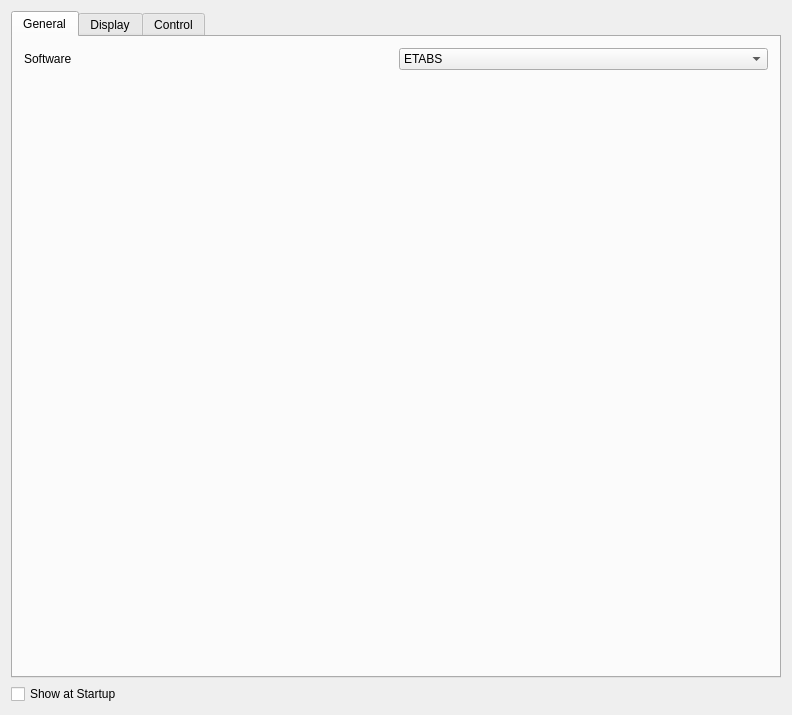
Before: the Qt Designer form widgets/preferences-civiltools_visual.ui in ebrahimraeyat/civilTools, drawn with Qt 5.
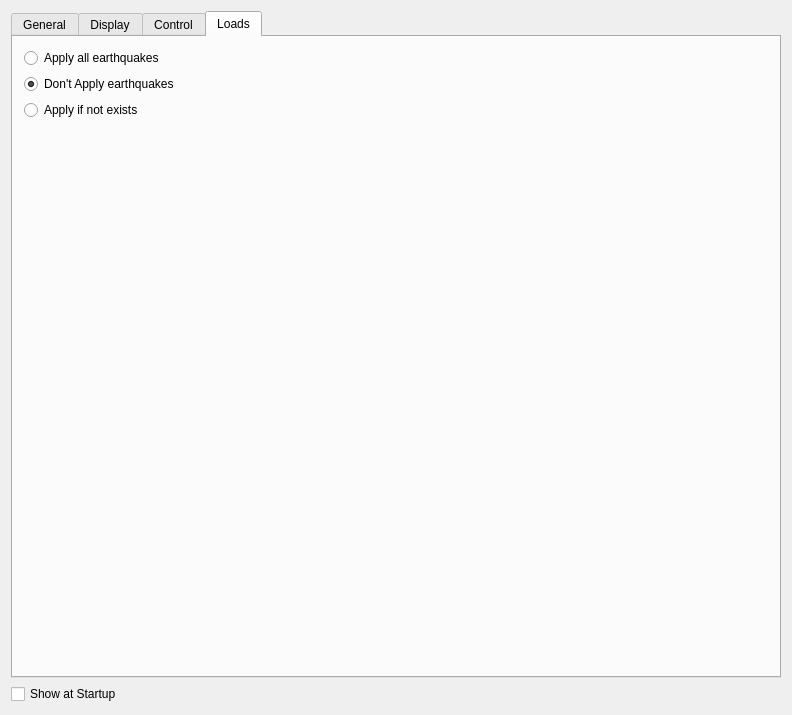
After: the same form once the commit is applied. The open tabs and pages were chosen to show the change. Icons and pictures are not drawn. Custom widgets are drawn as their Qt base class.

Commit message: Add preferences for apply earthquakes

Patch:
```diff
--- a/widgets/preferences-civiltools_visual.ui
+++ b/widgets/preferences-civiltools_visual.ui
@@ -729,6 +729,117 @@
        </item>
       </layout>
      </widget>
+     <widget class="QWidget" name="tab_3">
+      <attribute name="title">
+       <string>Loads</string>
+      </attribute>
+      <layout class="QVBoxLayout" name="verticalLayout_6">
+       <item>
+        <layout class="QVBoxLayout" name="verticalLayout_5">
+         <item>
+          <widget class="Gui::PrefRadioButton" name="apply_all_earthquakes">
+           <property name="font">
+            <font>
+             <weight>50</weight>
+             <bold>false</bold>
+            </font>
+           </property>
+           <property name="accessibleDescription">
+            <string>sdfsdfsdfds</string>
+           </property>
+           <property name="text">
+            <string>Apply all earthquakes</string>
+           </property>
+           <property name="icon">
+            <iconset resource="../civiltools.qrc">
+             <normaloff>:/civiltools/images/tick.svg</normaloff>:/civiltools/images/tick.svg</iconset>
+           </property>
+           <property name="checked">
+            <bool>false</bool>
+           </property>
+           <property name="prefEntry" stdset="0">
+            <cstring>apply_all_earthquakes</cstring>
+           </property>
+           <property name="prefPath" stdset="0">
+            <cstring>Mod/civilTools/loads</cstring>
+           </property>
+          </widget>
+         </item>
+         <item>
+          <widget class="Gui::PrefRadioButton" name="dont_update_earthquakes">
+           <property name="font">
+            <font>
+             <weight>50</weight>
+             <bold>false</bold>
+            </font>
+           </property>
+           <property name="accessibleDescription">
+            <string>sdfsdfsdfds</string>
+           </property>
+           <property name="text">
+            <string>Don't Apply earthquakes</string>
+           </property>
+           <property name="icon">
+            <iconset resource="../civiltools.qrc">
+             <normaloff>:/civiltools/images/cancel.svg</normaloff>:/civiltools/images/cancel.svg</iconset>
+           </property>
+           <property name="checked">
+            <bool>true</bool>
+           </property>
+           <property name="prefEntry" stdset="0">
+            <cstring>dont_update_earthquakes</cstring>
+           </property>
+           <property name="prefPath" stdset="0">
+            <cstring>Mod/civilTools/loads</cstring>
+           </property>
+          </widget>
+         </item>
+         <item>
+          <widget class="Gui::PrefRadioButton" name="update_earthquakes_if_not_exists">
+           <property name="font">
+            <font>
+             <weight>50</weight>
+             <bold>false</bold>
+            </font>
+           </property>
+           <property name="accessibleDescription">
+            <string>sdfsdfsdfds</string>
+           </property>
+           <property name="text">
+            <string>Apply if not exists</string>
+           </property>
+           <property name="icon">
+            <iconset resource="../civiltools.qrc">
+             <normaloff>:/civiltools/images/tick.svg</normaloff>:/civiltools/images/tick.svg</iconset>
+           </property>
+           <property name="checked">
+            <bool>false</bool>
+           </property>
+           <property name="prefEntry" stdset="0">
+            <cstring>update_earthquakes_if_not_exists</cstring>
+           </property>
+           <property name="prefPath" stdset="0">
+            <cstring>Mod/civilTools/loads</cstring>
+           </property>
+          </widget>
+         </item>
+        </layout>
+       </item>
+       <item>
+        <spacer name="verticalSpacer_4">
+         <property name="orientation">
+          <enum>Qt::Vertical</enum>
+         </property>
+         <property name="sizeHint" stdset="0">
+          <size>
+           <width>20</width>
+           <height>40</height>
+          </size>
+         </property>
+        </spacer>
+       </item>
+      </layout>
+     </widget>
     </widget>
    </item>
    <item>
@@ -777,6 +888,11 @@
    <extends>QDoubleSpinBox</extends>
    <header>Gui/PrefWidgets.h</header>
   </customwidget>
+  <customwidget>
+   <class>Gui::PrefRadioButton</class>
+   <extends>QRadioButton</extends>
+   <header>Gui/PrefWidgets.h</header>
+  </customwidget>
  </customwidgets>
  <resources/>
  <connections/>
```
Left out of the diff: 4 changed lines with no effect on the pictures. The commit also changes 2 other files.
